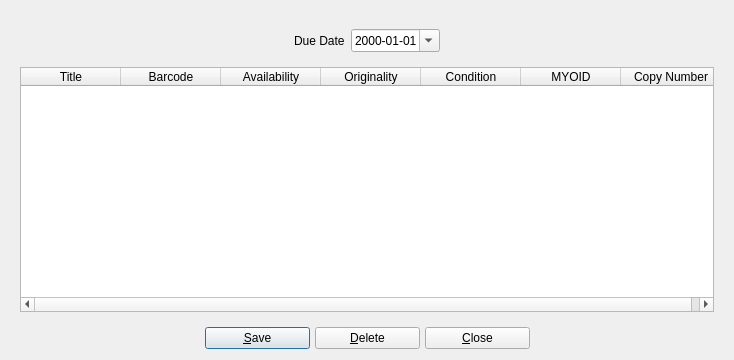
Before: the Qt Designer form bookcopybrowser.ui in textbrowser/biblioteq, drawn with Qt 5.
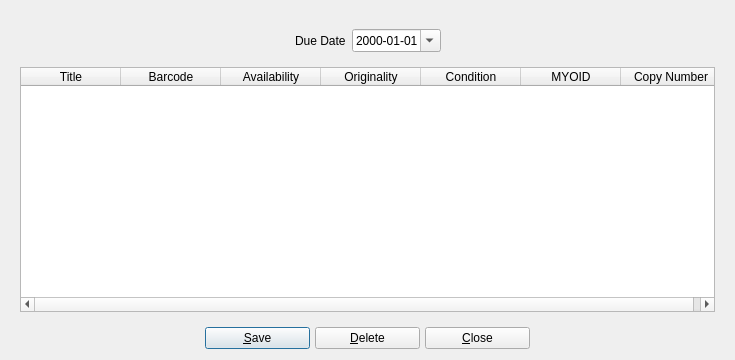
After: the same form once the commit is applied. Icons and pictures are not drawn.

What changed in the file:
```diff
--- a/bookcopybrowser.ui
+++ b/bookcopybrowser.ui
@@ -6,7 +6,7 @@
    <rect>
     <x>0</x>
     <y>0</y>
-    <width>734</width>
+    <width>735</width>
     <height>360</height>
    </rect>
   </property>
```
